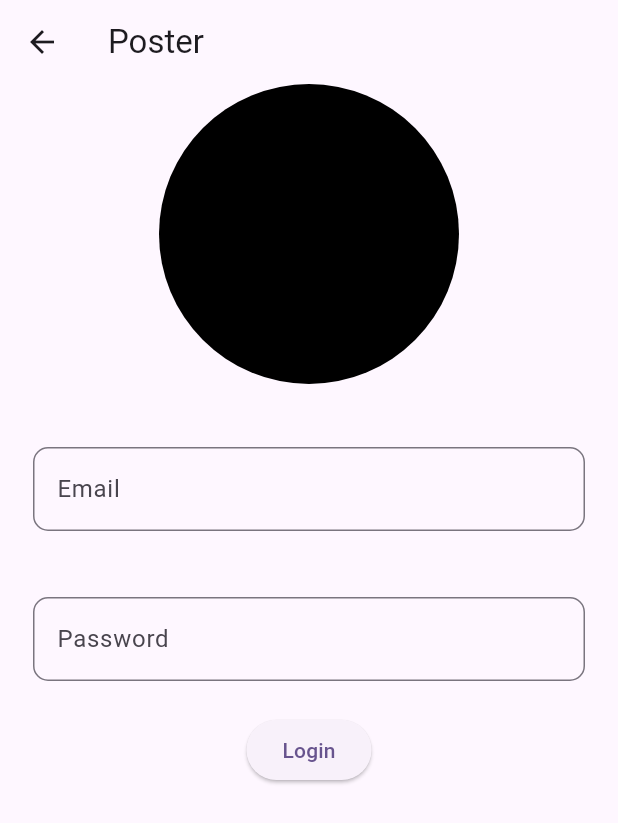
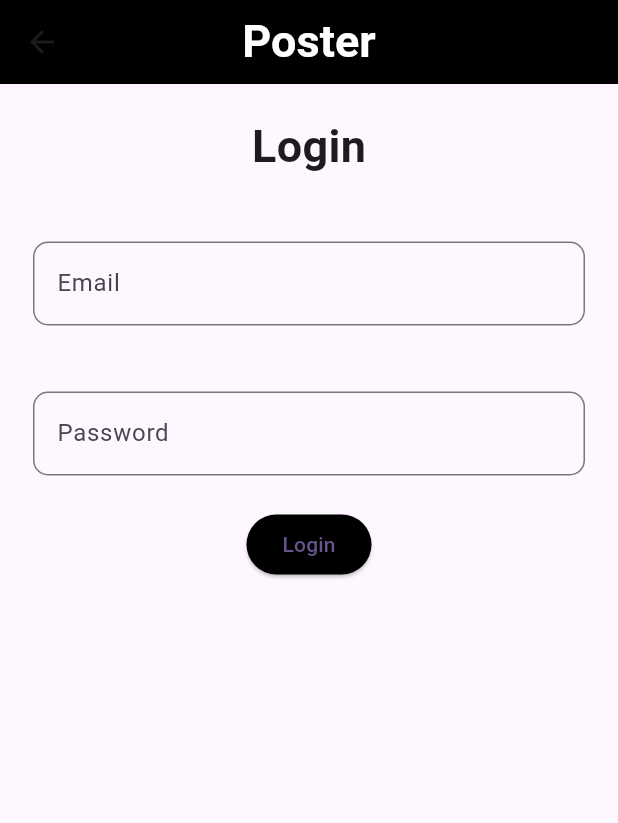
Before and after one commit to jaisatyaabhiram/Poster, a Flutter app: the LoginPage screen opened directly, on a phone screen of 412 x 824 dp. Shown: the top 823 px of the screen. Run offline on Flutter 3.47's test engine with Material 3 defaults, Android fonts, the phone set to English and light mode, and no system bars.

Commit message:
feat: updating login page UI

```diff
--- a/lib/login_page.dart
+++ b/lib/login_page.dart
@@ -13,11 +13,28 @@ class _LoginPageState extends State<LoginPage> {
   @override
   Widget build(BuildContext context) {
     return Scaffold(
-      appBar: AppBar(title: Text("Poster")),
+      appBar: AppBar(
+        title: Text(
+          "Poster",
+          style: TextStyle(
+            fontSize: 30,
+            fontWeight: FontWeight.bold,
+            color: Colors.white,
+          ),
+        ),
+        centerTitle: true,
+        backgroundColor: Colors.black,
+      ),
       body: Center(
         child: Column(
           children: [
-            CircleAvatar(backgroundColor: Colors.black, radius: 100),
+            Container(
+              margin: EdgeInsets.only(top: 20),
+              child: Text(
+                "Login",
+                style: TextStyle(fontSize: 30, fontWeight: FontWeight.bold),
+              ),
+            ),
             Container(
               margin: EdgeInsets.only(top: 20),
               child: Form(
@@ -67,7 +84,13 @@ class _LoginPageState extends State<LoginPage> {
                         obscureText: true,
                       ),
                     ),
-                    ElevatedButton(onPressed: () {}, child: Text("Login")),
+                    ElevatedButton(
+                      onPressed: () {},
+                      style: ButtonStyle(
+                        backgroundColor: WidgetStateProperty.all(Colors.black),
+                      ),
+                      child: Text("Login"),
+                    ),
                   ],
                 ),
               ),
```
